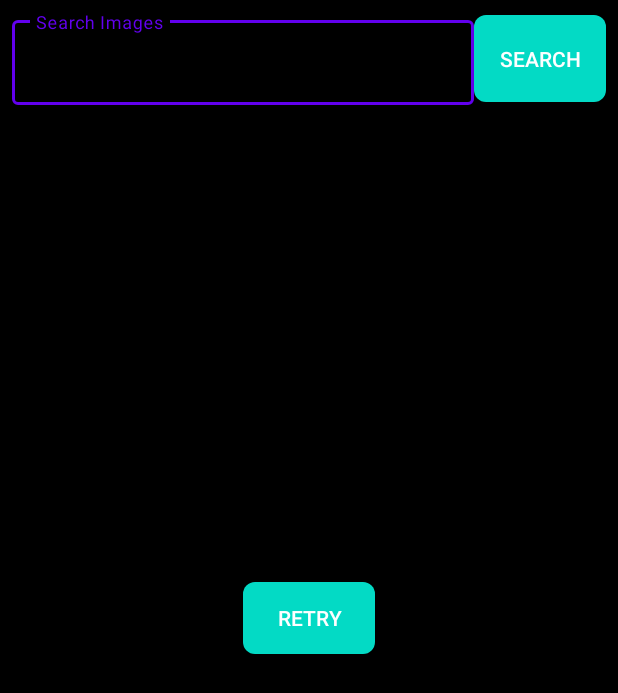
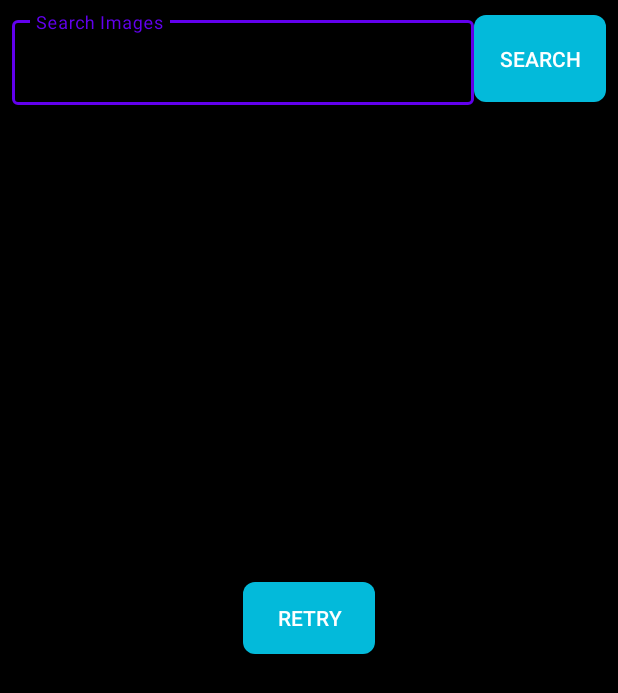
Before and after one commit to humayoun7/image-search, an Android app: the screen it shows after launch (MainActivity), on a phone screen of 412 x 824 dp. Shown: the top 693 px of the screen. Run offline under Robolectric (Android 15) with nearby library versions, the phone set to English and light mode, and no system bars; our stand-ins replace paging; pictures from the network do not load.

Commit message:
clean up

```diff
--- a/app/src/main/AndroidManifest.xml
+++ b/app/src/main/AndroidManifest.xml
@@ -12,7 +12,9 @@
         android:roundIcon="@mipmap/ic_launcher_round"
         android:supportsRtl="true"
         android:theme="@style/AppTheme">
-        <activity android:name=".MainActivity">
+        <activity
+            android:name=".MainActivity"
+            android:configChanges="orientation|screenSize|screenLayout|keyboardHidden">
             <intent-filter>
                 <action android:name="android.intent.action.MAIN" />
 
--- a/app/src/main/java/com/humayoun/imagesearch/utils/Constants.kt
+++ b/app/src/main/java/com/humayoun/imagesearch/Constants.kt
@@ -1,4 +1,4 @@
-package com.humayoun.imagesearch.utils
+package com.humayoun.imagesearch
 
 object Constants {
     object ImgurService {
@@ -9,6 +9,6 @@ object Constants {
         const val PAGE_SIZE = 50
     }
 
-    // to show some galleries when the app starts
+    // to show some images when the app starts
     const val INITIAL_QUERY = "random"
 }
--- a/app/src/main/java/com/humayoun/imagesearch/data/paging/ImgurPagingSource.kt
+++ b/app/src/main/java/com/humayoun/imagesearch/data/paging/ImgurPagingSource.kt
@@ -4,7 +4,7 @@ import androidx.paging.PagingSource
 import com.humayoun.imagesearch.data.models.GalleryItem
 import com.humayoun.imagesearch.data.models.getImagesOnly
 import com.humayoun.imagesearch.data.serivce.ImgurService
-import com.humayoun.imagesearch.utils.Constants
+import com.humayoun.imagesearch.Constants
 import java.lang.Exception
 
 class ImgurPagingSource (
--- a/app/src/main/java/com/humayoun/imagesearch/data/repository/ImageItemRepository.kt
+++ b/app/src/main/java/com/humayoun/imagesearch/data/repository/ImageItemRepository.kt
@@ -6,7 +6,7 @@ import androidx.paging.PagingData
 import com.humayoun.imagesearch.data.paging.ImgurPagingSource
 import com.humayoun.imagesearch.data.models.GalleryItem
 import com.humayoun.imagesearch.data.serivce.ImgurService
-import com.humayoun.imagesearch.utils.Constants
+import com.humayoun.imagesearch.Constants
 import kotlinx.coroutines.flow.Flow
 
 class ImageItemRepository (
--- a/app/src/main/java/com/humayoun/imagesearch/data/serivce/ImgurAuthInterceptor.kt
+++ b/app/src/main/java/com/humayoun/imagesearch/data/serivce/ImgurAuthInterceptor.kt
@@ -1,6 +1,6 @@
 package com.humayoun.imagesearch.data.serivce
 
-import com.humayoun.imagesearch.utils.Constants
+import com.humayoun.imagesearch.Constants
 import okhttp3.Interceptor
 import okhttp3.Response
 
--- a/app/src/main/java/com/humayoun/imagesearch/data/serivce/ImgurService.kt
+++ b/app/src/main/java/com/humayoun/imagesearch/data/serivce/ImgurService.kt
@@ -1,7 +1,7 @@
 package com.humayoun.imagesearch.data.serivce
 
 import com.humayoun.imagesearch.data.models.ImugrResponse
-import com.humayoun.imagesearch.utils.Constants
+import com.humayoun.imagesearch.Constants
 import okhttp3.OkHttpClient
 import retrofit2.Retrofit
 import retrofit2.converter.moshi.MoshiConverterFactory
--- a/app/src/main/java/com/humayoun/imagesearch/ui/main/ImageAdapter.kt
+++ b/app/src/main/java/com/humayoun/imagesearch/ui/main/GalleryAdapter.kt
@@ -14,14 +14,14 @@ import com.humayoun.imagesearch.R
 import com.humayoun.imagesearch.data.models.GalleryItem
 
 
-class ImageAdapter(
+class GalleryAdapter(
     private val context: Context,
     private val onClick: OnClick
-    ): PagingDataAdapter<GalleryItem, ImageAdapter.ViewHolder>(ImageItem_COMPARATOR) {
+    ): PagingDataAdapter<GalleryItem, GalleryAdapter.ViewHolder>(ImageItem_COMPARATOR) {
 
     class ViewHolder (view: View): RecyclerView.ViewHolder(view) {
-        val tvName: TextView = view.findViewById<TextView>(R.id.tvImageName)
-        val ivImage: ImageView = view.findViewById<ImageView>(R.id.ivImageItem)
+        val tvName: TextView = view.findViewById(R.id.tvImageName)
+        val ivImage: ImageView = view.findViewById(R.id.ivImageItem)
     }
 
     override fun onCreateViewHolder(parent: ViewGroup, viewType: Int): ViewHolder {
--- a/app/src/main/java/com/humayoun/imagesearch/ui/main/GalleryLoadStateAdapter.kt
+++ b/app/src/main/java/com/humayoun/imagesearch/ui/main/GalleryLoadStateAdapter.kt
@@ -17,9 +17,9 @@ class GalleryLoadStateAdapter(
 ): LoadStateAdapter<GalleryLoadStateAdapter.ViewHolder>() {
 
     class ViewHolder(val view: View): RecyclerView.ViewHolder(view) {
-        val txtError: TextView = view.findViewById<TextView>(R.id.txtError)
-        val btnRetry: Button = view.findViewById<Button>(R.id.btnRetry)
-        val pbLoading: ProgressBar = view.findViewById<ProgressBar>(R.id.pbLoading)
+        val txtError: TextView = view.findViewById(R.id.txtError)
+        val btnRetry: Button = view.findViewById(R.id.btnRetry)
+        val pbLoading: ProgressBar = view.findViewById(R.id.pbLoading)
     }
 
     override fun onCreateViewHolder(parent: ViewGroup, loadState: LoadState): ViewHolder {
--- a/app/src/main/java/com/humayoun/imagesearch/ui/main/MainFragment.kt
+++ b/app/src/main/java/com/humayoun/imagesearch/ui/main/MainFragment.kt
@@ -7,14 +7,12 @@ import android.view.ViewGroup
 import android.widget.Toast
 import androidx.fragment.app.Fragment
 import androidx.lifecycle.ViewModelProvider
-import androidx.lifecycle.ViewModelProviders.of
 import androidx.lifecycle.lifecycleScope
-import androidx.navigation.NavController
 import androidx.navigation.Navigation
 import androidx.paging.LoadState
 import com.humayoun.imagesearch.R
 import com.humayoun.imagesearch.data.models.GalleryItem
-import com.humayoun.imagesearch.utils.Constants
+import com.humayoun.imagesearch.Constants
 import com.humayoun.imagesearch.utils.hideKeyboard
 import com.humayoun.imagesearch.utils.onSearch
 import kotlinx.android.synthetic.main.main_fragment.*
@@ -23,17 +21,17 @@ import kotlinx.coroutines.flow.collectLatest
 import kotlinx.coroutines.launch
 
 
-class MainFragment : Fragment(), ImageAdapter.OnClick {
+class MainFragment : Fragment(), GalleryAdapter.OnClick {
 
     private lateinit var viewModel: MainViewModel
-    private lateinit var navController: NavController
-    private lateinit var adapter: ImageAdapter
+    private lateinit var adapter: GalleryAdapter
 
     // to keep track of search job and cancel previous job
     private var searchJob: Job? = null
 
     override fun onCreate(savedInstanceState: Bundle?) {
         super.onCreate(savedInstanceState)
+
         init()
     }
 
@@ -52,8 +50,7 @@ class MainFragment : Fragment(), ImageAdapter.OnClick {
 
     private fun init() {
         viewModel = ViewModelProvider(requireActivity()).get(MainViewModel::class.java)
-        navController = Navigation.findNavController(requireActivity(), R.id.nav_host_fragment)
-        adapter = ImageAdapter(requireContext(), this)
+        adapter = GalleryAdapter(requireContext(), this)
     }
 
     private fun initUI() {
@@ -87,7 +84,9 @@ class MainFragment : Fragment(), ImageAdapter.OnClick {
 
     override fun onItemClick(item: GalleryItem) {
         viewModel.selectedImage.value = item
-        navController.navigate(R.id.action_mainFragment_to_imageDetailsFragment)
+        Navigation
+            .findNavController(requireActivity(), R.id.nav_host_fragment)
+            .navigate(R.id.action_mainFragment_to_imageDetailsFragment)
 
     }
 
@@ -121,10 +120,12 @@ class MainFragment : Fragment(), ImageAdapter.OnClick {
                 ?: loadState.append as? LoadState.Error
                 ?: loadState.prepend as? LoadState.Error
 
+            val errorMessage = getString(R.string.something_went_wrong)
+
             errorState?.let {
                 Toast.makeText(
                     requireContext(),
-                    "${it.error}",
+                    "$errorMessage ${it.error}",
                     Toast.LENGTH_LONG
                 ).show()
             }
--- a/app/src/main/res/values/colors.xml
+++ b/app/src/main/res/values/colors.xml
@@ -2,7 +2,7 @@
 <resources xmlns:tools="http://schemas.android.com/tools">
     <color name="colorPrimary">#6200EE</color>
     <color name="colorPrimaryDark">#3700B3</color>
-    <color name="colorAccent">#03DAC5</color>
+    <color name="colorAccent">#03BADA</color>
     <color name="grey">#ccc</color>
     <color name="white">#fff</color>
     <color name="black">#000</color>
--- a/app/src/main/res/values/strings.xml
+++ b/app/src/main/res/values/strings.xml
@@ -3,4 +3,5 @@
     <string name="search">Search</string>
     <string name="retry">Retry</string>
     <string name="search_hint">Search Images</string>
+    <string name="something_went_wrong">Sorry Something went wrong</string>
 </resources>
```
Also changed, not shown: app/src/main/java/com/humayoun/imagesearch/ui/main/ImageDetailsFragment.kt (+8 -12 lines), app/src/main/java/com/humayoun/imagesearch/utils/FileHelper.kt (deleted, +0 -15 lines), 1 other file.
